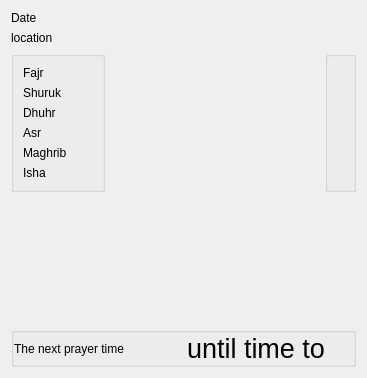
This is alquds/gui/homewidget.ui in ghannami/alQuds as Qt 5 draws it before an edit. The edited form follows.
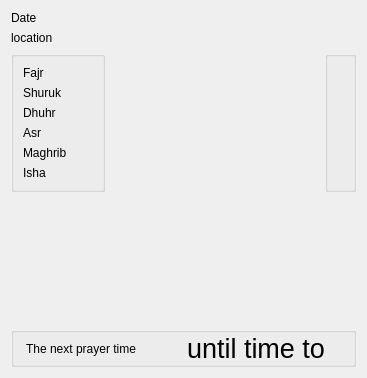
This is the edited form. Icons and pictures are not drawn.

Diff of the .ui file:
```diff
--- a/alquds/gui/homewidget.ui
+++ b/alquds/gui/homewidget.ui
@@ -232,15 +232,24 @@
     </spacer>
    </item>
    <item>
-    <widget class="QGroupBox" name="">
+    <widget class="QGroupBox" name="groupBox">
      <layout class="QHBoxLayout" name="horizontalLayout_2">
       <property name="spacing">
-       <number>-1</number>
+       <number>6</number>
       </property>
       <property name="sizeConstraint">
        <enum>QLayout::SetMinimumSize</enum>
       </property>
-      <property name="margin">
+      <property name="leftMargin">
+       <number>12</number>
+      </property>
+      <property name="topMargin">
+       <number>0</number>
+      </property>
+      <property name="rightMargin">
+       <number>12</number>
+      </property>
+      <property name="bottomMargin">
        <number>0</number>
       </property>
       <item>
```
